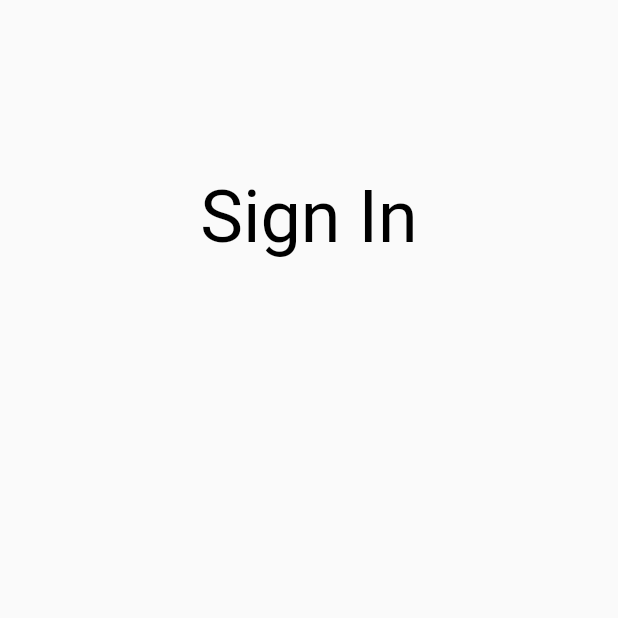
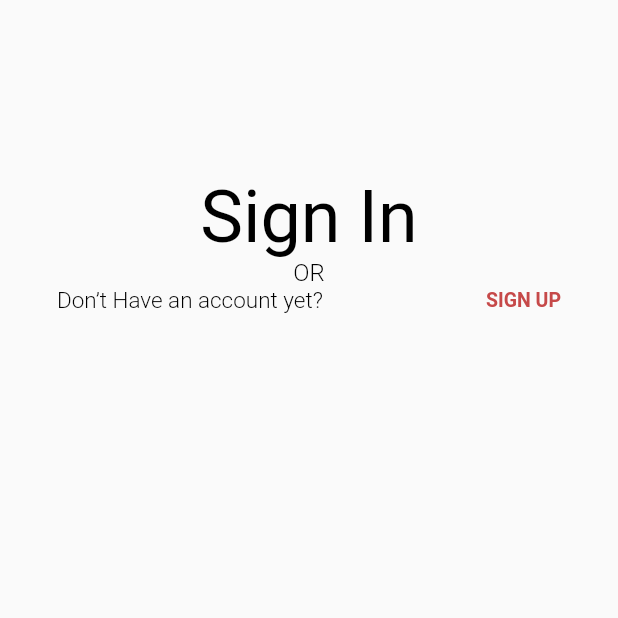
Before and after one commit to Jakausenova1/Car_Project, a Flutter app: the LoginPage screen opened directly, on a phone screen of 412 x 824 dp, the top half of it. Run offline on Flutter 3.47's test engine with Material 2 defaults, Android fonts, the phone set to English and light mode, and no system bars.

Commit message:
add page

```diff
--- a/flutter_application_1/lib/ui/pages/login_page.dart
+++ b/flutter_application_1/lib/ui/pages/login_page.dart
@@ -14,7 +14,15 @@ class LoginPage extends StatelessWidget {
         margin: const EdgeInsets.symmetric(vertical: 116, horizontal: 38),
         width: double.infinity,
         child: Column(children: [
-          Text('Sign In', style: AppFonts.w400s48.copyWith(color: AppColors.black),)
+          Text('Sign In', style: AppFonts.w400s48.copyWith(color: AppColors.black),),
+          Text('OR', style: AppFonts.w300s16.copyWith(color: AppColors.black),textAlign: TextAlign.center,),
+
+          Row(children: [
+                      Text('Don’t Have an account yet?', style: AppFonts.w300s15.copyWith(color: AppColors.black),),
+                      Spacer(),
+                      Text('SIGN UP', style: AppFonts.w700s13.copyWith(color: AppColors.red),),
+
+          ],)
         ]),
       ),
     );
```
Also changed, not shown: flutter_application_1/lib/ui/pages/register_page.dart (+30 -0 lines).
